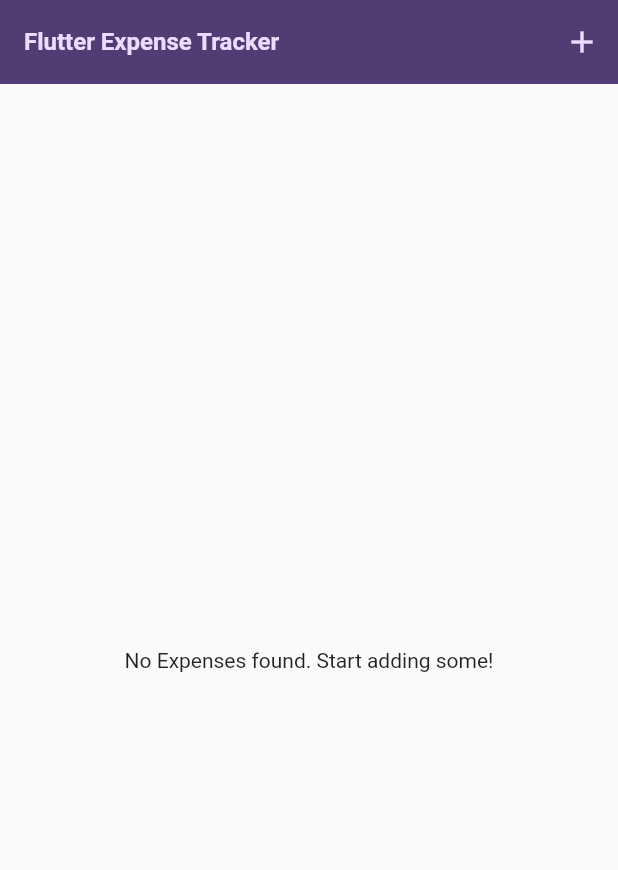
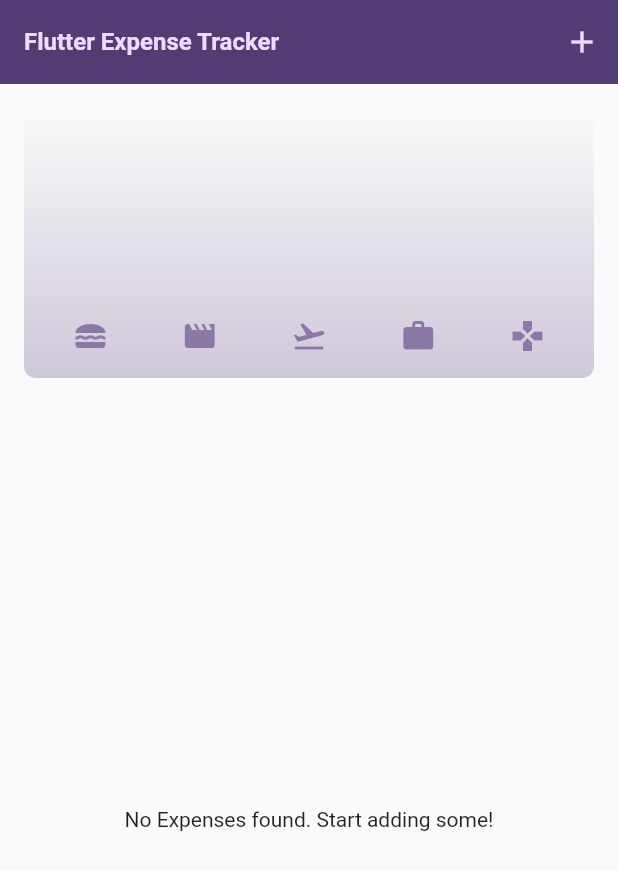
Before and after one commit to thekalpeshchoudhary/expense_tracker, a Flutter app: the screen it shows after launch, on a phone screen of 412 x 824 dp. Shown: the top 870 px of the screen. Run offline on Flutter 3.47's test engine with Material 2 defaults, Android fonts, the phone set to English and light mode, and no system bars.

Commit message:
Expenses Chart

```diff
--- a/lib/models/expense.dart
+++ b/lib/models/expense.dart
@@ -10,6 +10,7 @@ enum Category {
   travel,
   leisure,
   work,
+  game,
 }
 
 const categoryIcons = {
@@ -17,6 +18,7 @@ const categoryIcons = {
   Category.travel: Icons.flight_takeoff,
   Category.leisure: Icons.movie,
   Category.work: Icons.work,
+  Category.game: Icons.gamepad,
 };
 
 class Expense {
@@ -37,3 +39,25 @@ class Expense {
     return formatter.format(date);
   }
 }
+
+class ExpenseBucket {
+  const ExpenseBucket({required this.category, required this.expenses});
+
+  ExpenseBucket.forCategory(List<Expense> allExpenses, this.category)
+      : expenses = allExpenses
+            .where((expense) => expense.category == category)
+            .toList();
+
+  final Category category;
+  final List<Expense> expenses;
+
+  double get totalExpenses {
+    double sum = 0;
+
+    for (final expense in expenses) {
+      sum += expense.amount;
+    }
+
+    return sum;
+  }
+}
--- /dev/null
+++ b/lib/widgets/chart/chart.dart
@@ -0,0 +1,96 @@
+import 'package:flutter/material.dart';
+
+import 'package:expense_tracker/widgets/chart/chart_bar.dart';
+import 'package:expense_tracker/models/expense.dart';
+
+class Chart extends StatelessWidget {
+  const Chart({super.key, required this.expenses});
+
+  final List<Expense> expenses;
+
+  List<ExpenseBucket> get buckets {
+    return [
+      ExpenseBucket.forCategory(expenses, Category.food),
+      ExpenseBucket.forCategory(expenses, Category.leisure),
+      ExpenseBucket.forCategory(expenses, Category.travel),
+      ExpenseBucket.forCategory(expenses, Category.work),
+      ExpenseBucket.forCategory(expenses, Category.game),
+    ];
+  }
+
+  double get maxTotalExpense {
+    double maxTotalExpense = 0;
+
+    for (final bucket in buckets) {
+      if (bucket.totalExpenses > maxTotalExpense) {
+        maxTotalExpense = bucket.totalExpenses;
+      }
+    }
+
+    return maxTotalExpense;
+  }
+
+  @override
+  Widget build(BuildContext context) {
+    final isDarkMode =
+        MediaQuery.of(context).platformBrightness == Brightness.dark;
+    return Container(
+      margin: const EdgeInsets.all(16),
+      padding: const EdgeInsets.symmetric(
+        vertical: 16,
+        horizontal: 8,
+      ),
+      width: double.infinity,
+      height: 180,
+      decoration: BoxDecoration(
+        borderRadius: BorderRadius.circular(8),
+        gradient: LinearGradient(
+          colors: [
+            Theme.of(context).colorScheme.primary.withOpacity(0.3),
+            Theme.of(context).colorScheme.primary.withOpacity(0.0)
+          ],
+          begin: Alignment.bottomCenter,
+          end: Alignment.topCenter,
+        ),
+      ),
+      child: Column(
+        children: [
+          Expanded(
+            child: Row(
+              crossAxisAlignment: CrossAxisAlignment.end,
+              children: [
+                for (final bucket in buckets) // alternative to map()
+                  ChartBar(
+                    fill: bucket.totalExpenses == 0
+                        ? 0
+                        : bucket.totalExpenses / maxTotalExpense,
+                  )
+              ],
+            ),
+          ),
+          const SizedBox(height: 12),
+          Row(
+            children: buckets
+                .map(
+                  (bucket) => Expanded(
+                    child: Padding(
+                      padding: const EdgeInsets.symmetric(horizontal: 4),
+                      child: Icon(
+                        categoryIcons[bucket.category],
+                        color: isDarkMode
+                            ? Theme.of(context).colorScheme.secondary
+                            : Theme.of(context)
+                                .colorScheme
+                                .primary
+                                .withOpacity(0.7),
+                      ),
+                    ),
+                  ),
+                )
+                .toList(),
+          )
+        ],
+      ),
+    );
+  }
+}
--- /dev/null
+++ b/lib/widgets/chart/chart_bar.dart
@@ -0,0 +1,34 @@
+import 'package:flutter/material.dart';
+
+class ChartBar extends StatelessWidget {
+  const ChartBar({
+    super.key,
+    required this.fill,
+  });
+
+  final double fill;
+
+  @override
+  Widget build(BuildContext context) {
+    final isDarkMode =
+        MediaQuery.of(context).platformBrightness == Brightness.dark;
+    return Expanded(
+      child: Padding(
+        padding: const EdgeInsets.symmetric(horizontal: 4),
+        child: FractionallySizedBox(
+          heightFactor: fill,
+          child: DecoratedBox(
+            decoration: BoxDecoration(
+              shape: BoxShape.rectangle,
+              borderRadius:
+                  const BorderRadius.vertical(top: Radius.circular(8)),
+              color: isDarkMode
+                  ? Theme.of(context).colorScheme.secondary
+                  : Theme.of(context).colorScheme.primary.withOpacity(0.65),
+            ),
+          ),
+        ),
+      ),
+    );
+  }
+}
--- a/lib/widgets/expenses.dart
+++ b/lib/widgets/expenses.dart
@@ -1,3 +1,4 @@
+import 'package:expense_tracker/widgets/chart/chart.dart';
 import 'package:expense_tracker/widgets/expenses_list/expenses_list.dart';
 import 'package:expense_tracker/models/expense.dart';
 import 'package:expense_tracker/widgets/new_expense.dart';
@@ -71,7 +72,7 @@ class _ExpensesState extends State<Expenses> {
         ),
         body: Column(
           children: [
-            // const Text('Chart'),
+            Chart(expenses: _registeredExpenses),
             Expanded(
               child: mainContent,
             )
```
